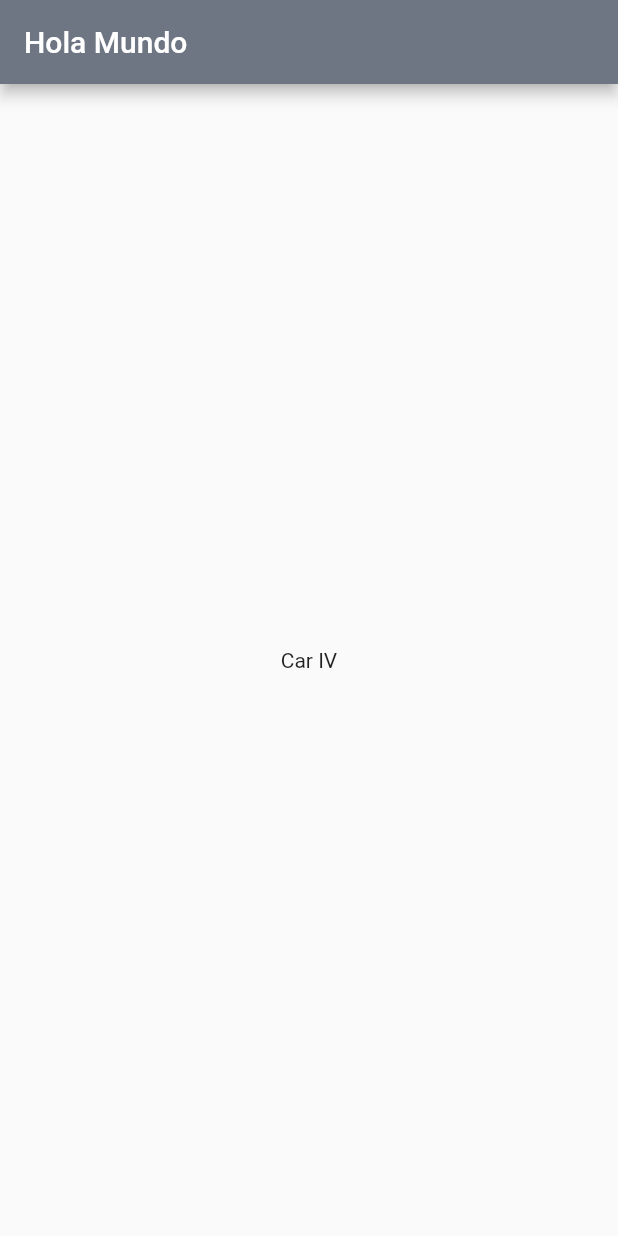
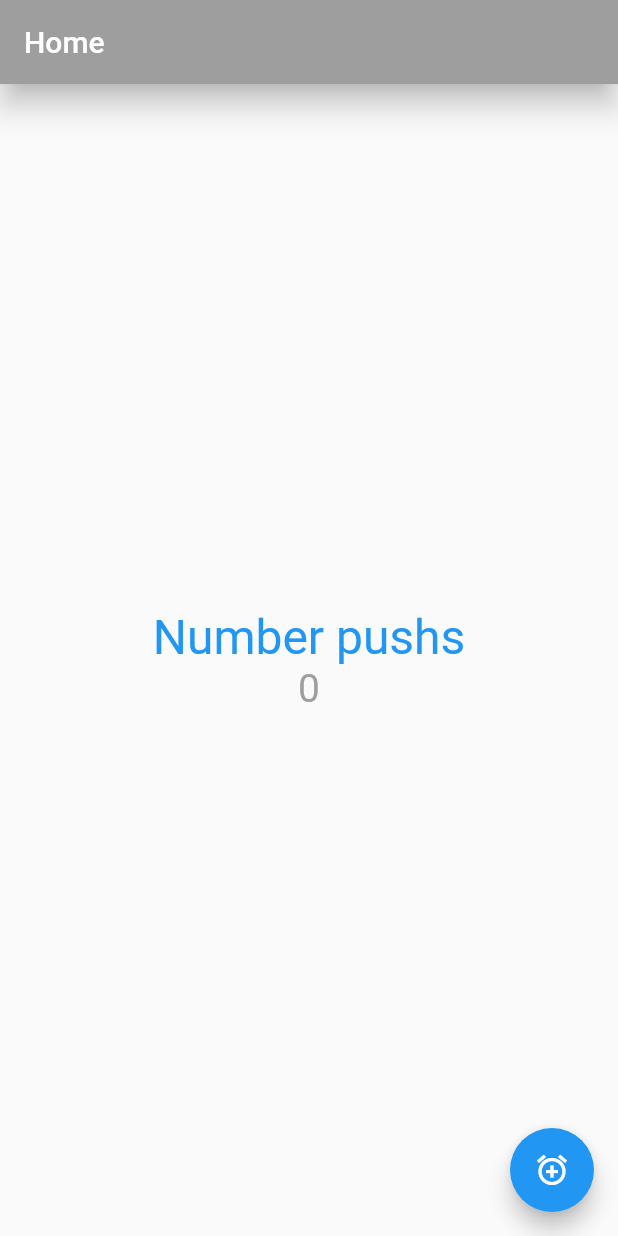
Before and after one commit to herlyn25/projectmobile, a Flutter app: the screen it shows after launch, on a phone screen of 412 x 824 dp. Run offline on Flutter 3.47's test engine with Material 2 defaults, Android fonts, the light colour scheme and no system bars.

Commit message:
[commit3] Add Counter y change value of counter

```diff
--- a/lib/main.dart
+++ b/lib/main.dart
@@ -1,5 +1,6 @@
 import 'package:flutter/material.dart';
-import 'package:flutter_clase1/view/home_view.dart';
+import 'package:flutter_clase1/view/counter_screen.dart';
+
 void main() {
   runApp(const MyApp());
 }
@@ -11,8 +12,6 @@ class MyApp extends StatelessWidget {
   @override
   Widget build(BuildContext context) {
     return const MaterialApp(
-      debugShowCheckedModeBanner: false,
-      home: Home()
-    );
+        debugShowCheckedModeBanner: false, home: Counter_Screen());
   }
 }
--- /dev/null
+++ b/lib/view/counter_screen.dart
@@ -0,0 +1,49 @@
+import 'package:flutter/material.dart';
+
+void main() => runApp(Counter_Screen());
+
+class Counter_Screen extends StatefulWidget {
+  const Counter_Screen({Key? key}) : super(key: key);
+
+  @override
+  State<Counter_Screen> createState() => _Counter_ScreenState();
+}
+
+class _Counter_ScreenState extends State<Counter_Screen> {
+  int count = 0;
+
+  @override
+  Widget build(BuildContext context) {
+    return Scaffold(
+      appBar: AppBar(
+        elevation: 8.0,
+        title: const Text('Home'),
+        backgroundColor: Colors.grey,
+      ),
+      body: Center(
+        child: Column(
+          mainAxisAlignment: MainAxisAlignment.center,
+          children: <Widget>[
+            const Text(
+              "Number pushs",
+              style: TextStyle(fontSize: 32, color: Colors.blue),
+            ),
+            Text("$count", style: const TextStyle(fontSize: 26, color: Colors.grey)),
+          ],
+        ),
+      ),
+      floatingActionButton: FloatingActionButton(
+          onPressed: () {
+            showMessage();
+          },
+          child: const Icon(Icons.alarm_add)),
+    );
+  }
+
+  void showMessage() {
+    setState(() {
+      count = count + 1;
+    });
+    ;
+  }
+}
--- a/lib/view/home_view.dart
+++ b/lib/view/home_view.dart
@@ -11,7 +11,6 @@ class Home extends StatelessWidget {
         appBar: AppBar(
           backgroundColor: const Color.fromARGB(255, 111, 118, 131),
           title: const Text('Hola Mundo'),
-
         ),
         // ignore: prefer_const_constructors
         body: Center(
```
Also changed, not shown: lib/view/counter.dart (added, +42 -0 lines).
